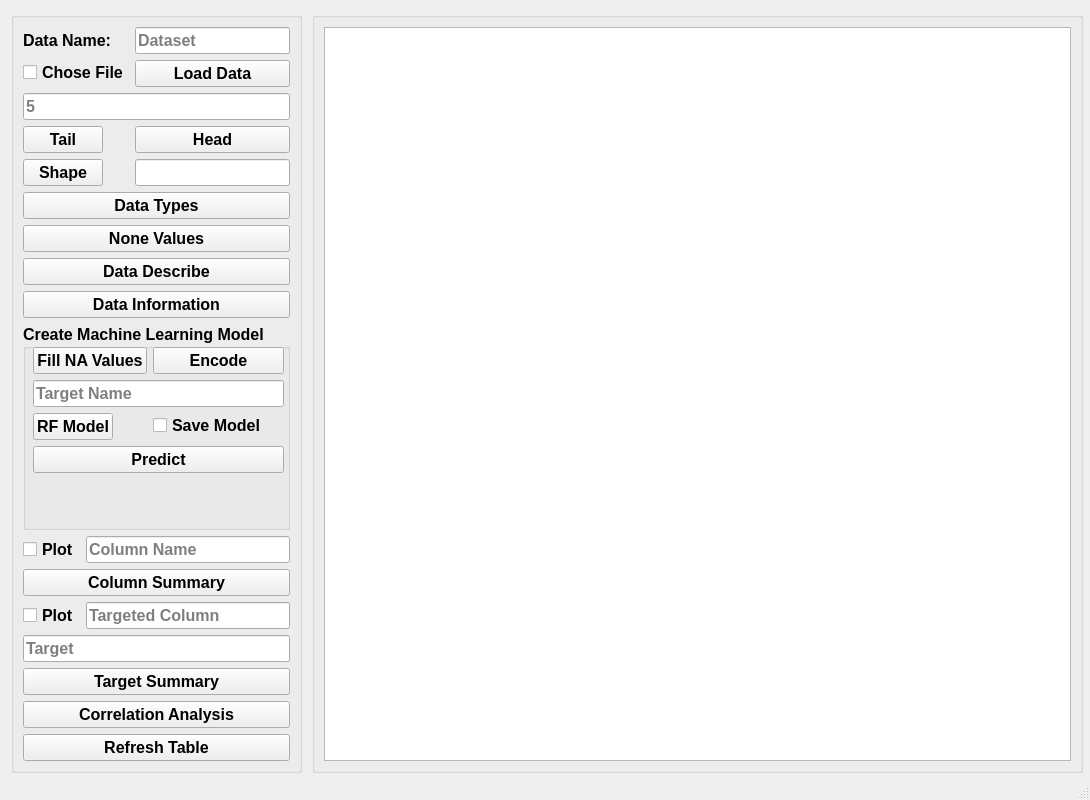
Old version of the form MainWindow.ui in the repository anlbora/Seaborn-Data-Analysis.
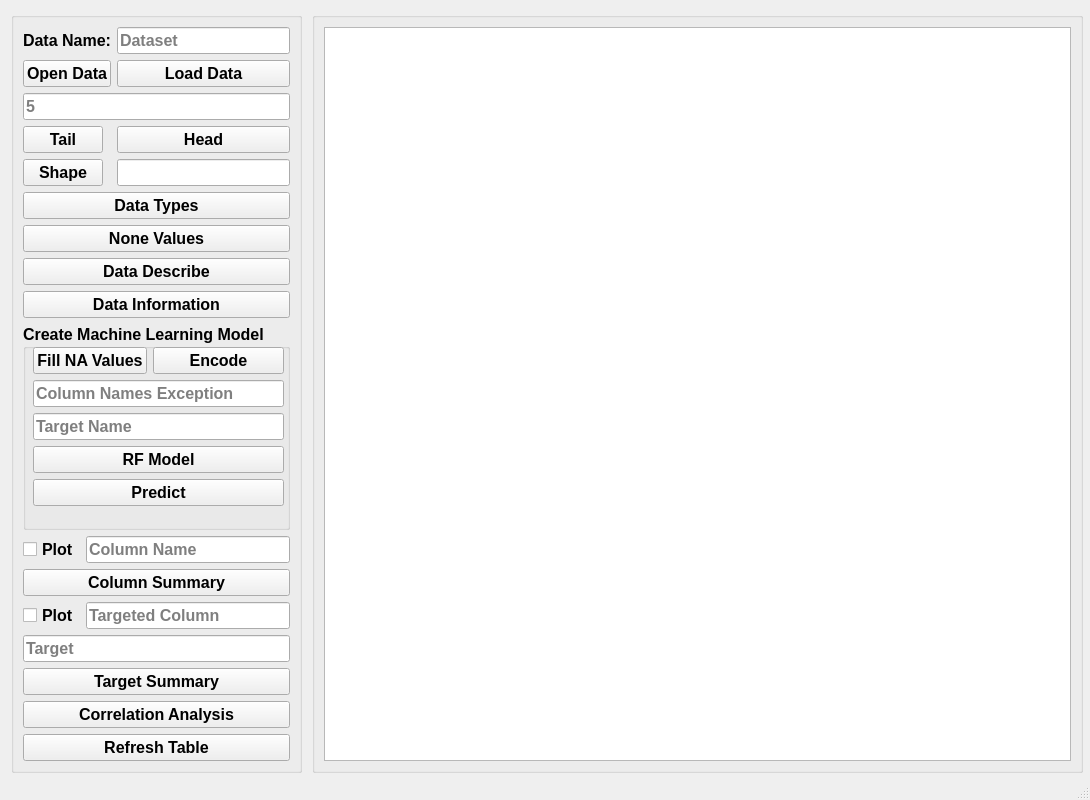
New version of the form.

Patch:
```diff
--- a/MainWindow.ui
+++ b/MainWindow.ui
@@ -202,9 +202,9 @@
         </widget>
        </item>
        <item row="1" column="0">
-        <widget class="QCheckBox" name="chkBox_data">
+        <widget class="QPushButton" name="btn_opendata">
          <property name="text">
-          <string>Chose File</string>
+          <string>Open Data</string>
          </property>
         </widget>
        </item>
@@ -245,28 +245,34 @@
            </property>
           </widget>
          </item>
-         <item row="1" column="0" colspan="2">
+         <item row="2" column="0" colspan="2">
           <widget class="QLineEdit" name="txt_TargetName">
            <property name="placeholderText">
             <string>Target Name</string>
            </property>
           </widget>
          </item>
-         <item row="2" column="0">
+         <item row="1" column="0" colspan="2">
+          <widget class="QLineEdit" name="txt_zeroColumnNames">
+           <property name="text">
+            <string/>
+           </property>
+           <property name="dragEnabled">
+            <bool>true</bool>
+           </property>
+           <property name="placeholderText">
+            <string>Column Names Exception</string>
+           </property>
+          </widget>
+         </item>
+         <item row="3" column="0" colspan="2">
           <widget class="QPushButton" name="btn_RFModel">
            <property name="text">
             <string>RF Model</string>
            </property>
           </widget>
          </item>
-         <item row="2" column="1">
-          <widget class="QCheckBox" name="chk_SaveModel">
-           <property name="text">
-            <string>Save Model</string>
-           </property>
-          </widget>
-         </item>
-         <item row="3" column="0" colspan="2">
+         <item row="4" column="0" colspan="2">
           <widget class="QPushButton" name="btn_Predict">
            <property name="sizePolicy">
             <sizepolicy hsizetype="Minimum" vsizetype="Fixed">
```
